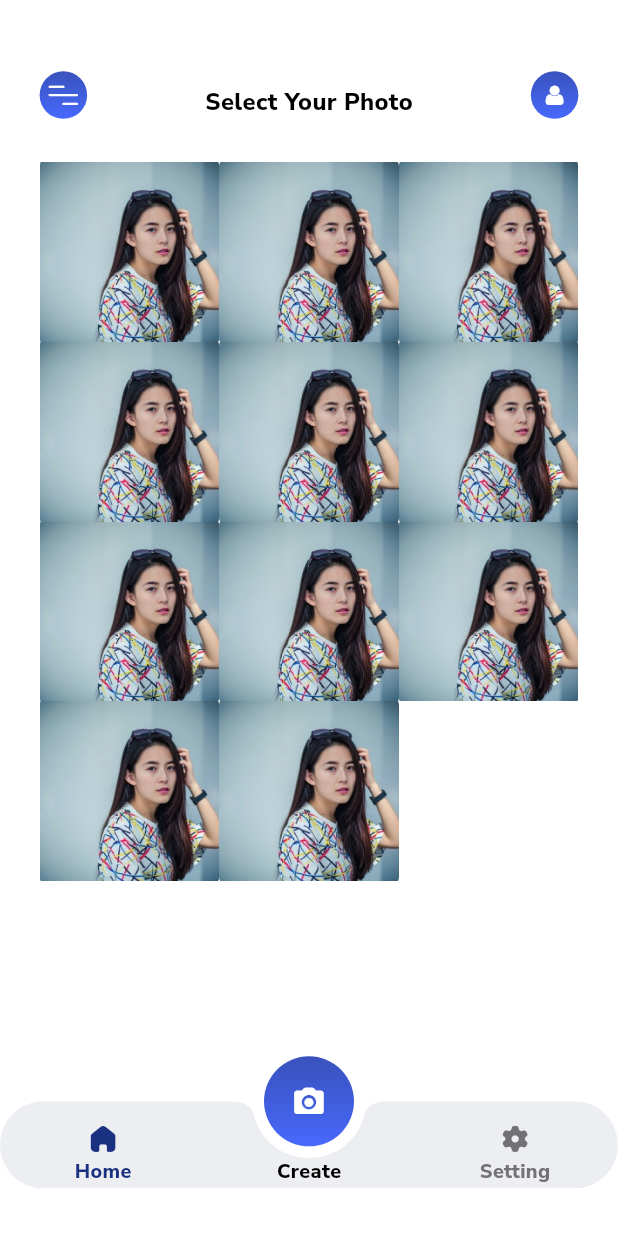
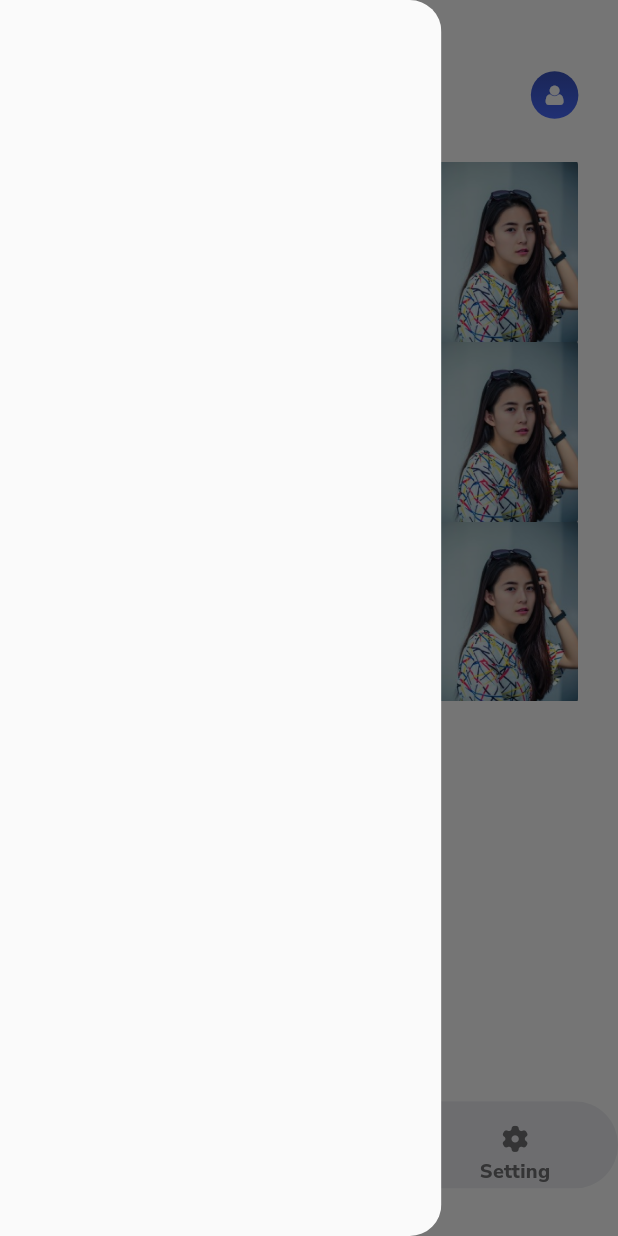
Before and after one commit to alihadi5125/turnip, a Flutter app: the HomePageViewScreen screen opened directly, after a tap on an icon or button, on a phone screen of 412 x 824 dp. Run offline on Flutter 3.47's test engine with Material 2 defaults, Android fonts, the phone set to English and light mode, and no system bars; our stand-ins replace bloc, device_preview, flutter_bloc, flutter_screenutil, google_fonts.

Commit message:
13-June-2022 (01)

```diff
--- /dev/null
+++ b/lib/models/utils/app_drawer.dart
@@ -0,0 +1,395 @@
+import 'package:flutter/material.dart';
+import 'package:flutter_screenutil/flutter_screenutil.dart';
+
+
+class AppDrawer extends StatelessWidget {
+  const AppDrawer({Key? key}) : super(key: key);
+
+  @override
+  Widget build(BuildContext context) {
+    return Container(
+      width: 1.sw/1.4,
+      child: ClipRRect(
+        borderRadius: BorderRadius.only(
+          topRight: Radius.circular(80.sp),
+          bottomRight: Radius.circular(80.sp),
+        ),
+        child: Drawer(
+          elevation: 0.0,
+          // child: ListView(
+          //   shrinkWrap: true,
+          //   padding: EdgeInsets.zero,
+          //   physics: const NeverScrollableScrollPhysics(),
+          //   children: [
+          //     SizedBox(
+          //       height: 15.sp,
+          //     ),
+          //     Container(
+          //       height: 40.sp,
+          //       width: 1.sw,
+          //       alignment: Alignment.centerRight,
+          //       padding: EdgeInsets.only(
+          //         right: 10.sp,
+          //       ),
+          //       child: InkWell(
+          //         onTap: () {
+          //           Navigator.of(context).pop();
+          //         },
+          //         child: Icon(
+          //           AppIcons.cross_circle,
+          //           color: AppColors.themeYellowColor,
+          //           size: 25.sp,
+          //         ),
+          //       ),
+          //     ),
+          //     InkWell(
+          //       splashColor: Colors.transparent,
+          //       highlightColor: Colors.transparent,
+          //       onTap: (){
+          //         context.read<MainPageViewCubit>().setIndexMainPageView(pageIndex: 5);
+          //         PageViewControllers.mainPageViewController.jumpToPage(5);
+          //         Navigator.of(context).pop();
+          //       },
+          //       child: Container(
+          //         height: 170.sp,
+          //         padding: EdgeInsets.only(
+          //           left: 28.sp,
+          //         ),
+          //         child: Column(
+          //           crossAxisAlignment: CrossAxisAlignment.start,
+          //           children: [
+          //             Expanded(
+          //               flex: 0,
+          //               child: Container(
+          //                 height: 45.sp,
+          //                 width: 45.sp,
+          //                 decoration: BoxDecoration(
+          //                   color: AppColors.themeYellowColor,
+          //                   shape: BoxShape.circle,
+          //                 ),
+          //                 child: Icon(
+          //                   AppIcons.user,
+          //                   color: AppColors.pureWhiteColor,
+          //                   size: 20.sp,
+          //                 ),
+          //               ),
+          //             ),
+          //             Expanded(
+          //               flex: 0,
+          //               child: SizedBox(
+          //                 height: 5.sp,
+          //               ),
+          //             ),
+          //             Expanded(
+          //               flex: 0,
+          //               child: Text(
+          //                 'Muzamil Afridi',
+          //                 style: TextStyle(
+          //                   fontFamily: 'Montserrat',
+          //                   color: AppColors.pureWhiteColor,
+          //                   fontWeight: FontWeight.w700,
+          //                   fontSize: 16.sp,
+          //                 ),
+          //               ),
+          //             ),
+          //             Expanded(
+          //               flex: 0,
+          //               child: SizedBox(
+          //                 height: 5.sp,
+          //               ),
+          //             ),
+          //             Expanded(
+          //               flex: 0,
+          //               child: Text(
+          //                 'mfkhan816@gmail.com',
+          //                 style: TextStyle(
+          //                   fontFamily: 'Montserrat',
+          //                   color: AppColors.greyColor,
+          //                   fontWeight: FontWeight.w400,
+          //                   fontSize: 11.5.sp,
+          //                 ),
+          //               ),
+          //             ),
+          //             Expanded(
+          //               flex: 0,
+          //               child: SizedBox(
+          //                 height: 15.sp,
+          //               ),
+          //             ),
+          //             Expanded(
+          //               flex: 0,
+          //               child: Padding(
+          //                 padding: EdgeInsets.only(
+          //                   right: 50.sp,
+          //                 ),
+          //                 child: Container(
+          //                   height: 44.5.sp,
+          //                   decoration: BoxDecoration(
+          //                     color: AppColors.premiumContainerColor,
+          //                     borderRadius: BorderRadius.circular(12.sp),
+          //                   ),
+          //                   child: Row(
+          //                     mainAxisAlignment: MainAxisAlignment.center,
+          //                     children: [
+          //                       Icon(
+          //                         AppIcons.diamond,
+          //                         color: AppColors.themeYellowColor,
+          //                         size: 20.sp,
+          //                       ),
+          //                       Text(
+          //                         '  Premium User',
+          //                         style: TextStyle(
+          //                           fontFamily: 'Montserrat',
+          //                           color: AppColors.themeYellowColor,
+          //                           fontWeight: FontWeight.w700,
+          //                           fontSize: 15.sp,
+          //                           letterSpacing: -1.sp,
+          //                         ),
+          //                       )
+          //                     ],
+          //                   ),
+          //                 ),
+          //               ),
+          //             ),
+          //           ],
+          //         ),
+          //       ),
+          //     ),
+          //     Divider(
+          //       color: AppColors.greyColor,
+          //     ),
+          //     SizedBox(
+          //       height: 15.sp,
+          //     ),
+          //     Column(
+          //       children: [
+          //         Expanded(
+          //           flex: 0,
+          //           child: Padding(
+          //             padding: EdgeInsets.only(
+          //               left: 40.sp,
+          //             ),
+          //             child: InkWell(
+          //               highlightColor: Colors.transparent,
+          //               splashColor: Colors.transparent,
+          //               onTap: (){
+          //                 context.read<MainPageViewCubit>().setIndexMainPageView(pageIndex: 0);
+          //                 PageViewControllers.mainPageViewController.jumpToPage(0);
+          //                 Navigator.of(context).pop();
+          //               },
+          //               child: Row(
+          //                 children: [
+          //                   Expanded(
+          //                     flex: 0,
+          //                     child: Icon(
+          //                       AppIcons.hometwo,
+          //                       color: AppColors.pureWhiteColor,
+          //                       size: 27.sp,
+          //                     ),
+          //                   ),
+          //                   Expanded(
+          //                     flex: 0,
+          //                     child: SizedBox(
+          //                       width: 14.sp,
+          //                     ),
+          //                   ),
+          //                   Expanded(
+          //                     flex: 0,
+          //                     child: Text(
+          //                       'Home',
+          //                       style: TextStyle(
+          //                         fontFamily: 'Montserrat',
+          //                         color: AppColors.pureWhiteColor,
+          //                         fontSize: 16.sp,
+          //                         fontWeight: FontWeight.w600,
+          //                       ),
+          //                     ),
+          //                   )
+          //                 ],
+          //               ),
+          //             ),
+          //           ),
+          //         ),
+          //         Expanded(
+          //           flex: 0,
+          //           child: SizedBox(
+          //             height: 25.sp,
+          //           ),
+          //         ),
+          //         Expanded(
+          //           flex: 0,
+          //           child: Padding(
+          //             padding: EdgeInsets.only(
+          //               left: 40.sp,
+          //             ),
+          //             child: Row(
+          //               children: [
+          //                 Expanded(
+          //                   flex: 0,
+          //                   child: Icon(
+          //                     AppIcons.headset,
+          //                     color: AppColors.pureWhiteColor,
+          //                     size: 23.sp,
+          //                   ),
+          //                 ),
+          //                 Expanded(
+          //                   flex: 0,
+          //                   child: SizedBox(
+          //                     width: 19.sp,
+          //                   ),
+          //                 ),
+          //                 Expanded(
+          //                   flex: 0,
+          //                   child: Text(
+          //                     'Contact Us',
+          //                     style: TextStyle(
+          //                       fontFamily: 'Montserrat',
+          //                       color: AppColors.pureWhiteColor,
+          //                       fontSize: 16.sp,
+          //                       fontWeight: FontWeight.w600,
+          //                     ),
+          //                   ),
+          //                 )
+          //               ],
+          //             ),
+          //           ),
+          //         ),
+          //         Expanded(
+          //           flex: 0,
+          //           child: SizedBox(
+          //             height: 25.sp,
+          //           ),
+          //         ),
+          //         Expanded(
+          //           flex: 0,
+          //           child: Padding(
+          //             padding: EdgeInsets.only(
+          //               left: 42.sp,
+          //             ),
+          //             child: Row(
+          //               children: [
+          //                 Expanded(
+          //                   flex: 0,
+          //                   child: Icon(
+          //                     AppIcons.settings,
+          //                     color: AppColors.pureWhiteColor,
+          //                     size: 24.sp,
+          //                   ),
+          //                 ),
+          //                 Expanded(
+          //                   flex: 0,
+          //                   child: SizedBox(
+          //                     width: 17.sp,
+          //                   ),
+          //                 ),
+          //                 Expanded(
+          //                   flex: 0,
+          //                   child: Text(
+          //                     'Settings',
+          //                     style: TextStyle(
+          //                       fontFamily: 'Montserrat',
+          //                       color: AppColors.pureWhiteColor,
+          //                       fontSize: 16.sp,
+          //                       fontWeight: FontWeight.w600,
+          //                     ),
+          //                   ),
+          //                 )
+          //               ],
+          //             ),
+          //           ),
+          //         ),
+          //         Expanded(
+          //           flex: 0,
+          //           child: SizedBox(
+          //             height: 25.sp,
+          //           ),
+          //         ),
+          //         Expanded(
+          //           flex: 0,
+          //           child: Padding(
+          //             padding: EdgeInsets.only(
+          //               left: 44.sp,
+          //             ),
+          //             child: Row(
+          //               children: [
+          //                 Expanded(
+          //                   flex: 0,
+          //                   child: Icon(
+          //                     AppIcons.signout,
+          //                     color: AppColors.pureWhiteColor,
+          //                     size: 23.sp,
+          //                   ),
+          //                 ),
+          //                 Expanded(
+          //                   flex: 0,
+          //                   child: SizedBox(
+          //                     width: 17.sp,
+          //                   ),
+          //                 ),
+          //                 Expanded(
+          //                   flex: 0,
+          //                   child: Text(
+          //                     'Logout',
+          //                     style: TextStyle(
+          //                       fontFamily: 'Montserrat',
+          //                       color: AppColors.pureWhiteColor,
+          //                       fontSize: 16.sp,
+          //                       fontWeight: FontWeight.w600,
+          //                     ),
+          //                   ),
+          //                 )
+          //               ],
+          //             ),
+          //           ),
+          //         ),
+          //         Expanded(
+          //           flex: 0,
+          //           child: SizedBox(
+          //             height: 1.sh / 3.1,
+          //           ),
+          //         ),
+          //         Expanded(
+          //           flex: 0,
+          //           child: Padding(
+          //             padding: EdgeInsets.only(
+          //               left: 41.sp,
+          //               right: 50.sp,
+          //             ),
+          //             child: Container(
+          //               height: 44.5.sp,
+          //               decoration: BoxDecoration(
+          //                 color: AppColors.themeYellowColor,
+          //                 borderRadius: BorderRadius.circular(12.sp),
+          //               ),
+          //               child: Row(
+          //                 mainAxisAlignment: MainAxisAlignment.center,
+          //                 children: [
+          //                   Icon(
+          //                     AppIcons.diamond,
+          //                     color: AppColors.secondBlackishColor,
+          //                     size: 20.sp,
+          //                   ),
+          //                   Text(
+          //                     '  Upgrade Plan',
+          //                     style: TextStyle(
+          //                       fontFamily: 'Montserrat',
+          //                       color: AppColors.secondBlackishColor,
+          //                       fontWeight: FontWeight.w700,
+          //                       fontSize: 15.sp,
+          //                       letterSpacing: -1.sp,
+          //                     ),
+          //                   )
+          //                 ],
+          //               ),
+          //             ),
+          //           ),
+          //         )
+          //       ],
+          //     ),
+          //   ],
+          // ),
+        ),
+      ),
+    );
+  }
+}
--- a/lib/views/home_views/home_pageview_screen.dart
+++ b/lib/views/home_views/home_pageview_screen.dart
@@ -5,6 +5,7 @@ import 'package:turnip/views/home_views/create_tab_views/create_tab_screen.dart'
 import 'package:turnip/views/home_views/setting_tab_views/setting_tab_screen.dart';
 
 import '../../controllers/cubits/home_page_view_index_cubit.dart';
+import '../../models/utils/app_drawer.dart';
 import '../../models/utils/app_icons.dart';
 import '../../models/utils/app_strings.dart';
 import '../custom_widgets/app_bar.dart';
@@ -29,6 +30,10 @@ class _HomePageViewScreenState extends State<HomePageViewScreen> {
         return Scaffold(
           extendBody: true,
           backgroundColor: Colors.transparent,
+          key: HomeViewContents.drawerKey,
+          drawer: const AppDrawer(),
+          drawerEnableOpenDragGesture: true,
+          drawerScrimColor: Colors.black54,
           floatingActionButtonLocation: FloatingActionButtonLocation
               .centerDocked,
           floatingActionButton: FloatingActionBotton(
--- a/lib/views/home_views/home_tab_views/home_tab_screen.dart
+++ b/lib/views/home_views/home_tab_views/home_tab_screen.dart
@@ -6,6 +6,7 @@ import 'package:turnip/views/home_views/profile_views/profile_screen.dart';
 import '../../../models/utils/app_icons.dart';
 import '../../../models/utils/app_strings.dart';
 import '../../custom_widgets/app_bar.dart';
+import '../home_view_contents.dart';
 
 class HomeTabScreen extends StatelessWidget {
   const HomeTabScreen({Key? key}) : super(key: key);
@@ -25,7 +26,9 @@ class HomeTabScreen extends StatelessWidget {
             trailingIcon: AppIcons.user,
             backgroundColor: AppColors.pureWhite,
             visibilityData: true,
-            leadingButtonFunctionality: () {},
+            leadingButtonFunctionality: () {
+              HomeViewContents.drawerKey.currentState!.openDrawer();
+            },
             trailingButtonFunctionality: () {
               Navigator.push(
                 context,
--- a/lib/views/home_views/home_view_contents.dart
+++ b/lib/views/home_views/home_view_contents.dart
@@ -2,6 +2,7 @@ import 'package:flutter/material.dart';
 
 class HomeViewContents {
 
-  //HomePageViewController
+  //Drawer Key
+  static final GlobalKey<ScaffoldState> drawerKey = GlobalKey<ScaffoldState>();
 
 }
```
